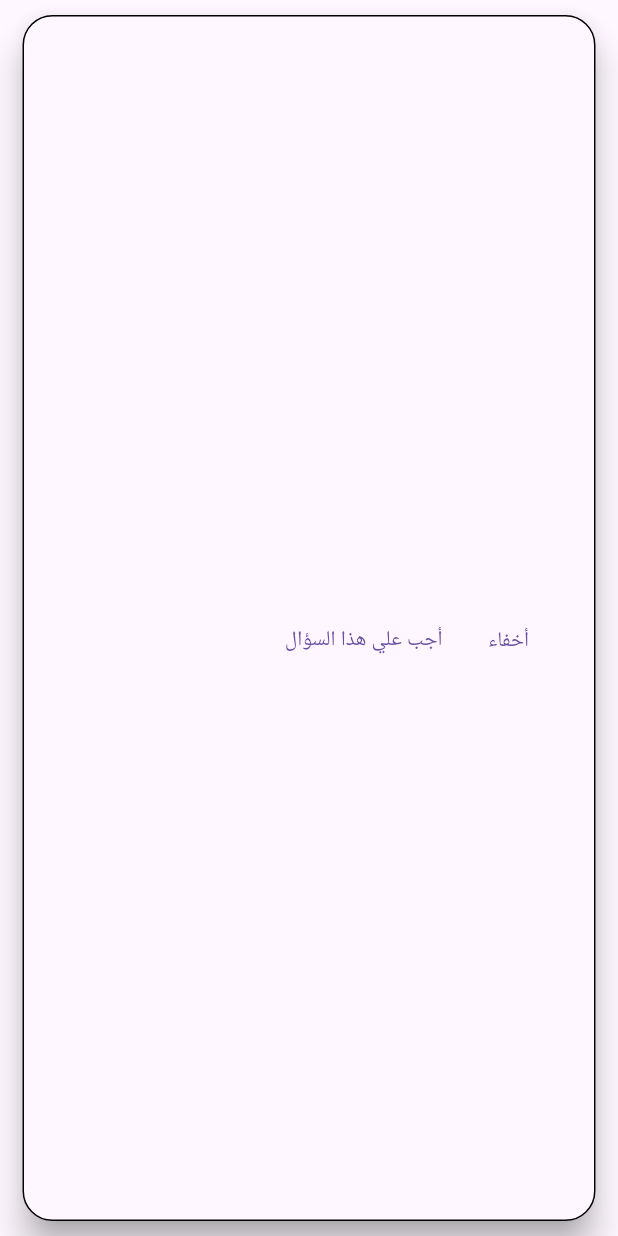
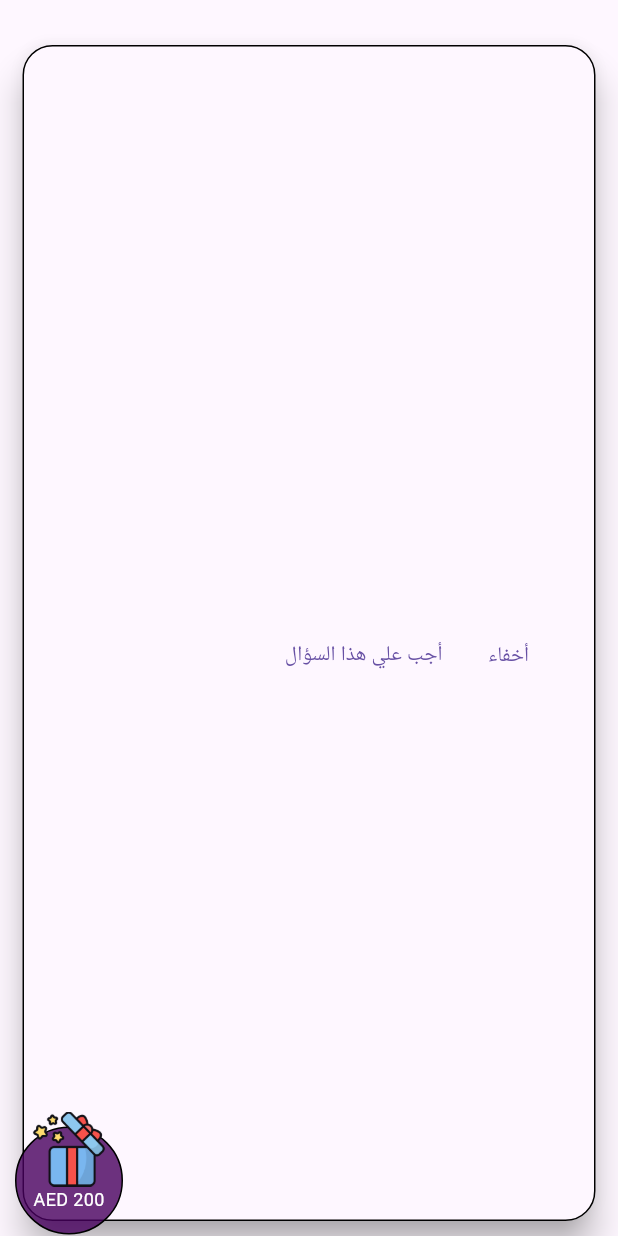
Before and after one commit to EslamKamel89/dlalat_quaran_new, a Flutter app: the CompetitionsWidget widget shown alone on an empty page, opened directly with empty values, after a tap on "قراءة المزيد", on a phone screen of 412 x 824 dp. Run offline on Flutter 3.47's test engine with Material 3 defaults, Android fonts, the phone set to English and light mode, and no system bars; our stand-ins replace audioplayers, connectivity_plus, country_code_picker, device_info_plus, dio, file_picker and 12 more; accounts and stored records are empty; network calls fail; statements that could not run were skipped.

```diff
--- a/lib/main.dart
+++ b/lib/main.dart
@@ -35,7 +35,7 @@ import 'ui/video_library_screen.dart';
 
 void main() async {
   WidgetsFlutterBinding.ensureInitialized();
-  initServiceLocator();
+  await initServiceLocator();
   await GetStorage.init();
   DataBaseHelper.dataBaseInstance();
   GetStorage().read(KpageBg);
--- a/lib/widgets/competitions_widgets.dart
+++ b/lib/widgets/competitions_widgets.dart
@@ -18,8 +18,11 @@ class _CompetitionsWidgetState extends State<CompetitionsWidget> {
   int? maxLines = 1;
   @override
   Widget build(BuildContext context) {
-    return Container(
-      margin: const EdgeInsets.only(left: 15, right: 15, bottom: 10, top: 10),
+    return Stack(
+      children: [
+        Container(color: Colors.transparent, height: 170, width: double.infinity),
+        Container(
+          margin: const EdgeInsets.only(left: 15, right: 15, bottom: 10, top: 30),
           child: Material(
             borderRadius: BorderRadius.circular(20),
             shadowColor: Colors.grey,
@@ -83,6 +86,34 @@ class _CompetitionsWidgetState extends State<CompetitionsWidget> {
                   ],
                 )),
           ),
+        ),
+        Positioned.directional(
+          start: 10,
+          bottom: -10,
+          textDirection: Get.locale?.languageCode == 'ar' ? TextDirection.rtl : TextDirection.ltr,
+          child: Container(
+            padding: const EdgeInsets.only(bottom: 25, top: 0, left: 10, right: 10),
+            decoration: BoxDecoration(
+              color: primaryColor.withOpacity(0.8),
+              shape: BoxShape.circle,
+              border: Border.all(),
+            ),
+            child: Column(
+              crossAxisAlignment: CrossAxisAlignment.center,
+              children: [
+                Image.asset(
+                  "assets/images/prize1.png",
+                  // "",
+                  width: 50,
+                  height: 50,
+                  fit: BoxFit.cover,
+                ),
+                const Text('AED 200', style: TextStyle(color: Colors.white, fontSize: 12)),
+              ],
+            ),
+          ),
+        )
+      ],
     );
   }
 }
```
Also changed, not shown: assets/fonts/amiri/OFL.txt (added, +93 -0 lines), lib/controllers/explanation_controller.dart (+19 -0 lines), lib/network/sync_manager.dart (+2 -13 lines), lib/ui/artice_details_screen.dart (+15 -33 lines), lib/ui/dialog_word_tag.dart (+5 -24 lines), lib/ui/tag_details_screen.dart (+3 -16 lines), lib/utils/constants.dart (+15 -2 lines), lib/utils/is_internet_available.dart (added, +21 -0 lines), lib/utils/servicle_locator.dart (+5 -3 lines), lib/widgets/explain_dialog.dart (+27 -30 lines), pubspec.yaml (+7 -0 lines), assets/fonts/amiri/Amiri-Bold.ttf (added), assets/fonts/amiri/Amiri-BoldItalic.ttf (added), assets/fonts/amiri/Amiri-Italic.ttf (added), 3 more files, 3 other files. Lines whose indentation alone changed are shown as unchanged.
